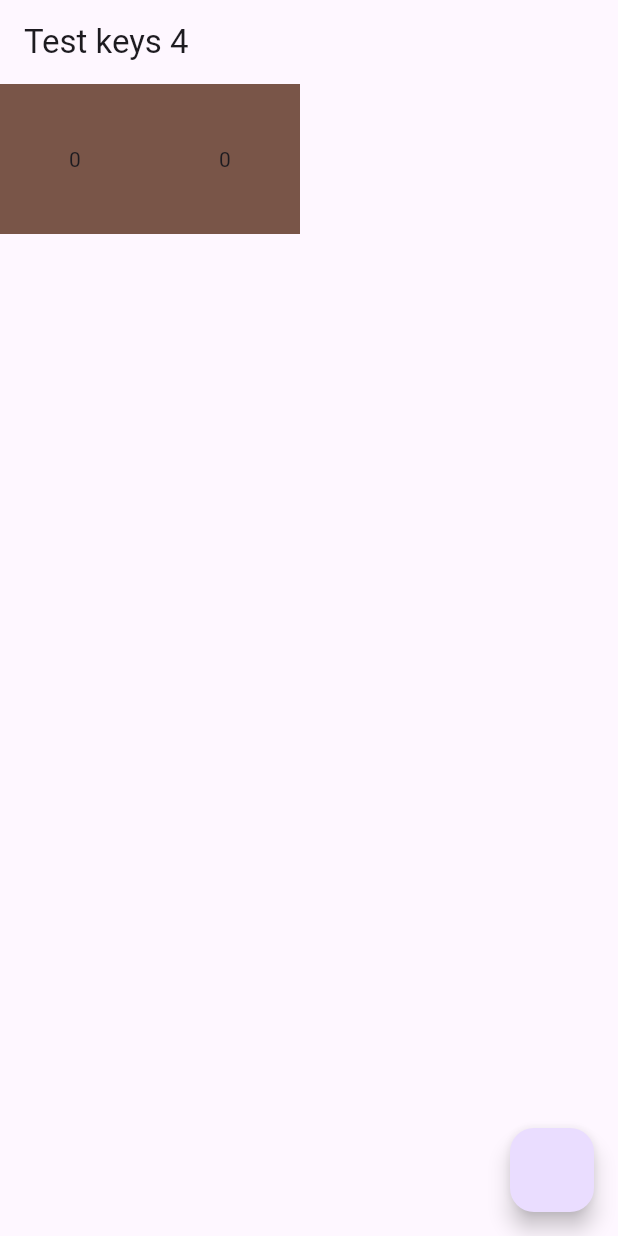
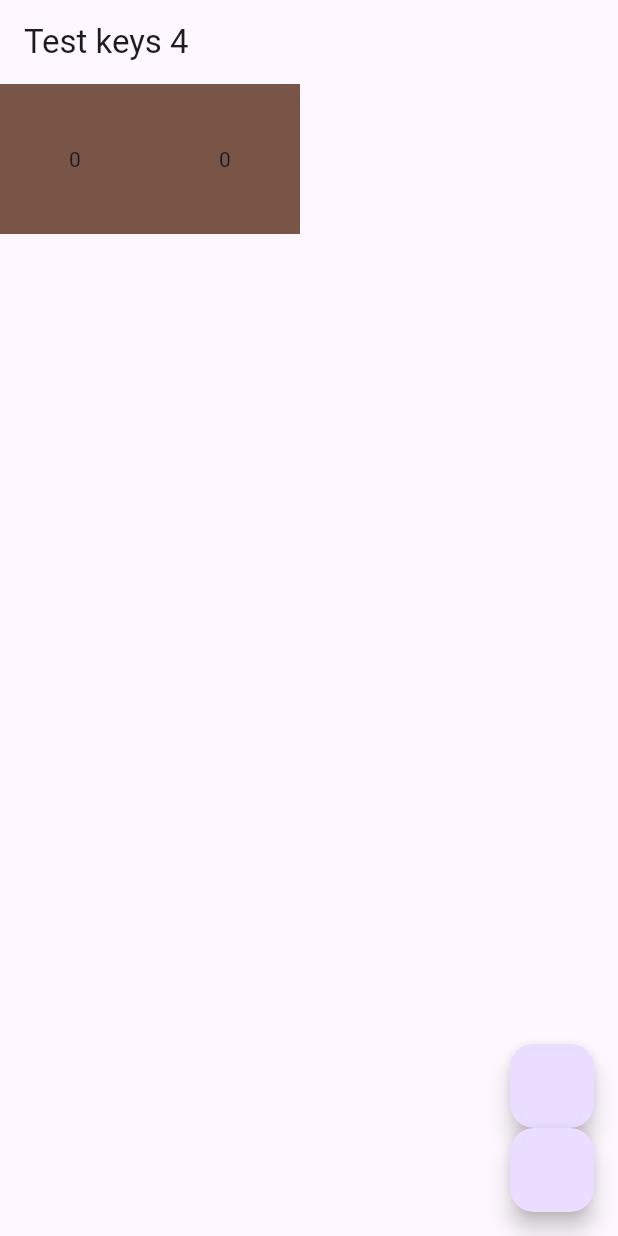
Before and after one commit to sb-dor/yandex_flutter_handbook, a Flutter app: the screen it shows after launch, on a phone screen of 412 x 824 dp. Run offline on Flutter 3.47's test engine with Material 3 defaults, Android fonts, the phone set to English and light mode, and no system bars; our stand-ins replace clock.

Commit message:
test elements with keys

```diff
--- a/lib/test_widget_keys_4.dart
+++ b/lib/test_widget_keys_4.dart
@@ -21,12 +21,26 @@ class _TestWidgetKeys4State extends State<TestWidgetKeys4> {
   @override
   Widget build(BuildContext context) {
     return Scaffold(
-      floatingActionButton: FloatingActionButton(
-        onPressed: () {
-          setState(() {
-            _children.insert(0, _children.removeAt(1));
-          });
-        },
+      floatingActionButton: Column(
+        mainAxisSize: MainAxisSize.min,
+        mainAxisAlignment: MainAxisAlignment.end,
+        children: [
+          FloatingActionButton(
+            onPressed: () {
+              setState(() {
+                _children.insert(0, _children.removeAt(1));
+              });
+            },
+          ),
+          FloatingActionButton(
+            onPressed: () {
+              setState(() {
+                _children.removeAt(0);
+                _children.insert(0, _TestStfKeys(key: ValueKey(Random().nextInt(100))));
+              });
+            },
+          ),
+        ],
       ),
       appBar: AppBar(title: Text("Test keys 4")),
       body: Row(children: _children),
```
